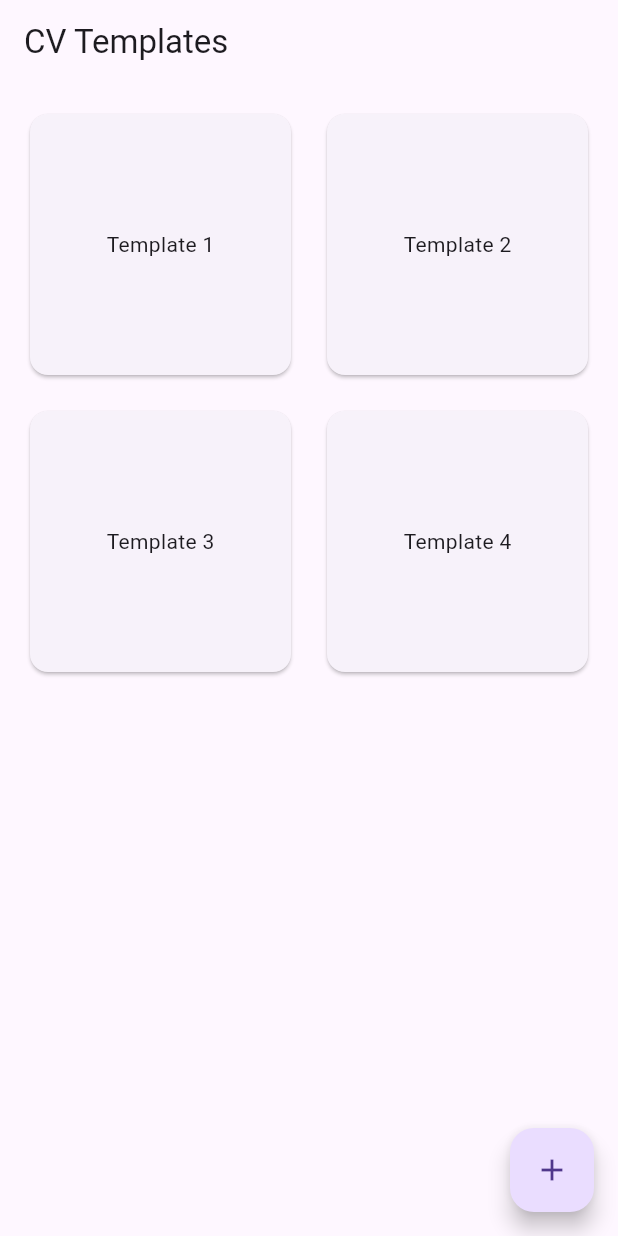
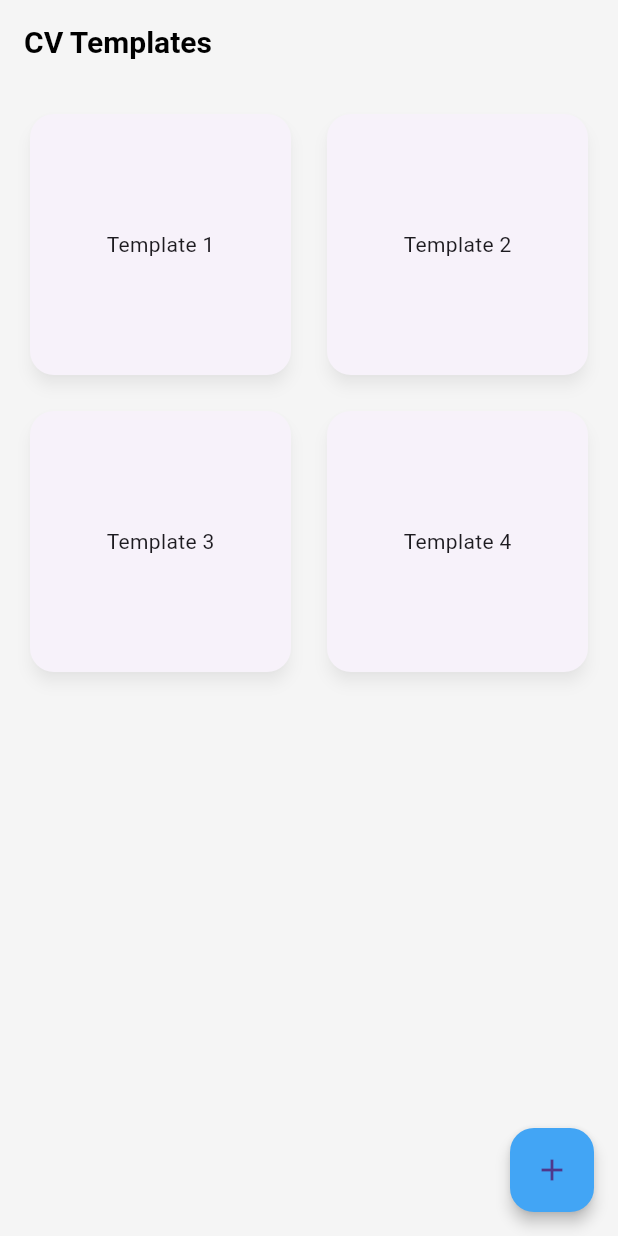
Before and after one commit to Chalebgwa/SkeifCV, a Flutter app: the screen it shows after launch, on a phone screen of 412 x 824 dp. Run offline on Flutter 3.47's test engine with Material 3 defaults, Android fonts, the light colour scheme and no system bars; our stand-ins replace pdf, printing; Roboto replaces fonts that are missing (Montserrat).

Commit message:
Auto commit: 2025-11-10 12:39:42Z

```diff
--- a/lib/main.dart
+++ b/lib/main.dart
@@ -1,5 +1,6 @@
 import 'package:cv_generator/providers/cv_form_provider.dart';
 import 'package:cv_generator/screens/home_screen.dart';
+import 'package:cv_generator/theme/app_theme.dart';
 import 'package:flutter/material.dart';
 import 'package:provider/provider.dart';
 
@@ -16,9 +17,7 @@ class MyApp extends StatelessWidget {
       create: (context) => CvFormProvider(),
       child: MaterialApp(
         title: 'CV Generator',
-        theme: ThemeData(
-          primarySwatch: Colors.blue,
-        ),
+        theme: AppTheme.lightTheme,
         home: const HomeScreen(),
       ),
     );
```
